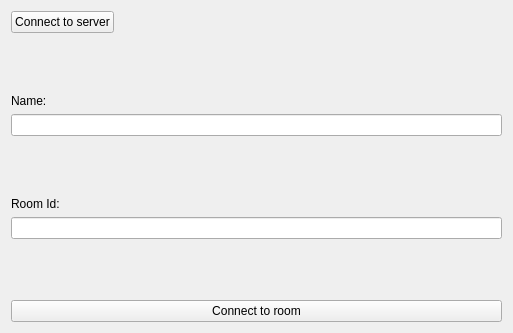
First picture: the form in ui/app_client_login.ui, repository Danik2395/study.Cpp.Qt_chat, before the edit.
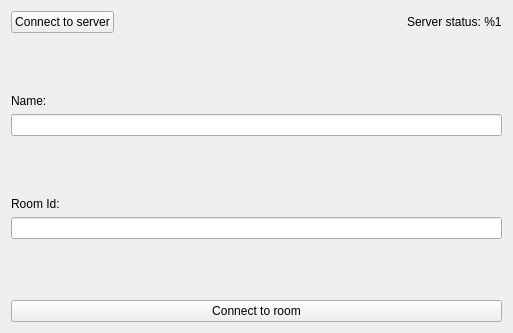
Second picture: the form after the edit.

Commit message: feat: add client app code, better api for Chat_Client

```diff
--- a/ui/app_client_login.ui
+++ b/ui/app_client_login.ui
@@ -36,6 +36,13 @@
        </property>
       </spacer>
      </item>
+     <item>
+      <widget class="QLabel" name="label_server_status">
+       <property name="text">
+        <string>Server status: %1</string>
+       </property>
+      </widget>
+     </item>
     </layout>
    </item>
    <item>
```
The commit also changes 5 other files.
